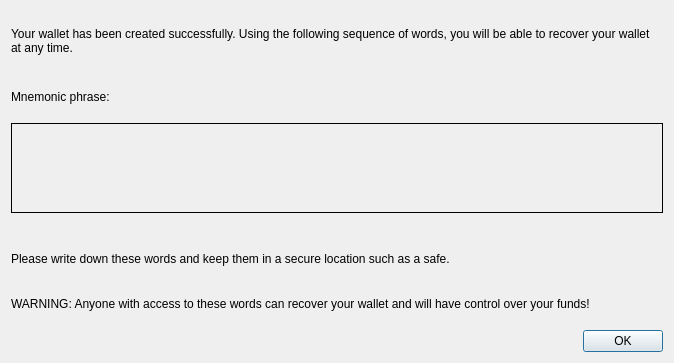
Before: the Qt Designer form src/qt/forms/notifymnemonic.ui in firoorg/firo, drawn with Qt 5.
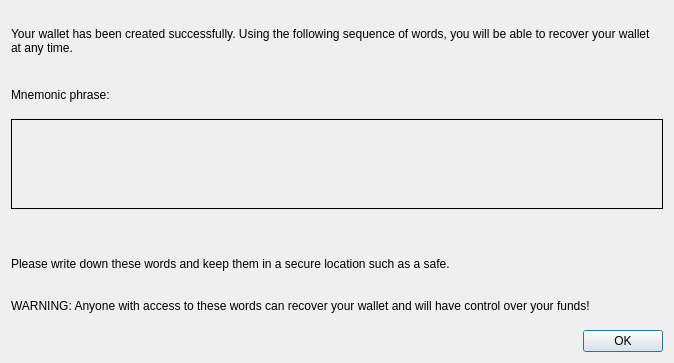
After: the same form once the commit is applied.

Commit message: one more cosmetic fix

```diff
--- a/src/qt/forms/notifymnemonic.ui
+++ b/src/qt/forms/notifymnemonic.ui
@@ -82,7 +82,7 @@
                     <property name="sizeHint" stdset="0">
                         <size>
                             <width>60</width>
-                            <height>20</height>
+                            <height>30</height>
                         </size>
                     </property>
                 </spacer>
```
